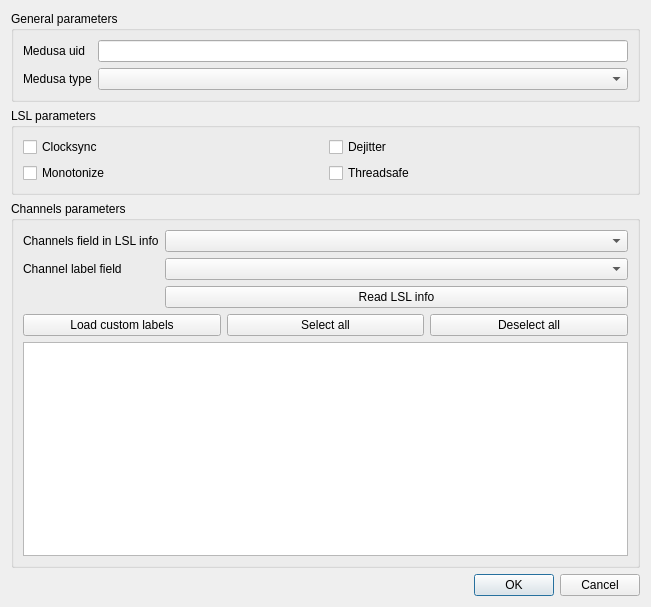
This is src/gui/ui_files/lsl_config_medusa_params_dialog.ui in medusabci/medusa-platform as Qt 5 draws it before an edit. The edited form follows.
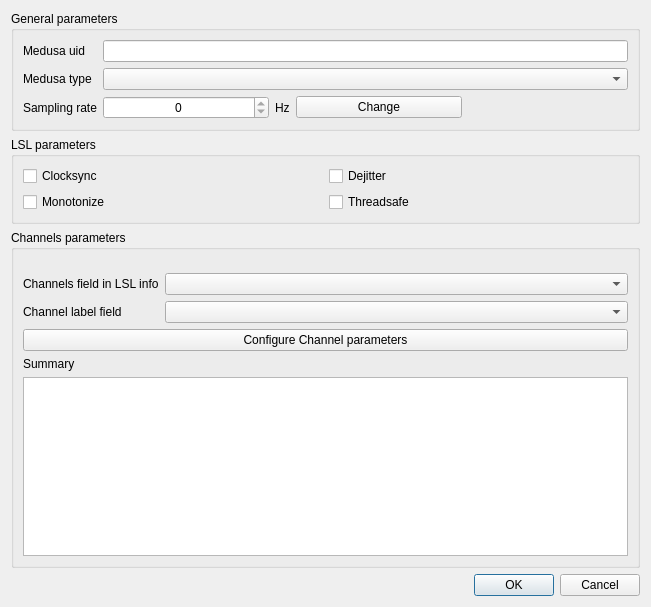
This is the edited form.

```diff
--- a/src/gui/ui_files/lsl_config_medusa_params_dialog.ui
+++ b/src/gui/ui_files/lsl_config_medusa_params_dialog.ui
@@ -46,6 +46,84 @@
       <item row="1" column="1">
        <widget class="QComboBox" name="comboBox_medusa_type"/>
       </item>
+      <item row="2" column="0">
+       <widget class="QLabel" name="label_4">
+        <property name="text">
+         <string>Sampling rate</string>
+        </property>
+       </widget>
+      </item>
+      <item row="2" column="1">
+       <layout class="QHBoxLayout" name="horizontalLayout">
+        <property name="topMargin">
+         <number>0</number>
+        </property>
+        <item>
+         <widget class="QSpinBox" name="spinBox_lsl_fs">
+          <property name="sizePolicy">
+           <sizepolicy hsizetype="Expanding" vsizetype="Fixed">
+            <horstretch>0</horstretch>
+            <verstretch>0</verstretch>
+           </sizepolicy>
+          </property>
+          <property name="minimumSize">
+           <size>
+            <width>0</width>
+            <height>0</height>
+           </size>
+          </property>
+          <property name="layoutDirection">
+           <enum>Qt::LayoutDirection::LeftToRight</enum>
+          </property>
+          <property name="alignment">
+           <set>Qt::AlignmentFlag::AlignCenter</set>
+          </property>
+          <property name="readOnly">
+           <bool>true</bool>
+          </property>
+          <property name="maximum">
+           <number>1000000000</number>
+          </property>
+         </widget>
+        </item>
+        <item>
+         <widget class="QLabel" name="label_5">
+          <property name="text">
+           <string>Hz</string>
+          </property>
+         </widget>
+        </item>
+        <item>
+         <widget class="QPushButton" name="pushButton_lsl_fs">
+          <property name="sizePolicy">
+           <sizepolicy hsizetype="Expanding" vsizetype="Fixed">
+            <horstretch>0</horstretch>
+            <verstretch>0</verstretch>
+           </sizepolicy>
+          </property>
+          <property name="text">
+           <string>Change</string>
+          </property>
+         </widget>
+        </item>
+        <item>
+         <spacer name="horizontalSpacer">
+          <property name="orientation">
+           <enum>Qt::Orientation::Horizontal</enum>
+          </property>
+          <property name="sizeType">
+           <enum>QSizePolicy::Policy::Expanding</enum>
+          </property>
+          <property name="sizeHint" stdset="0">
+           <size>
+            <width>40</width>
+            <height>20</height>
+           </size>
+          </property>
+         </spacer>
+        </item>
+       </layout>
+      </item>
      </layout>
     </widget>
    </item>
@@ -104,119 +182,60 @@
      </property>
      <layout class="QVBoxLayout" name="verticalLayout_2">
       <item>
-       <layout class="QFormLayout" name="formLayout">
-        <item row="0" column="0">
-         <widget class="QLabel" name="label_3">
-          <property name="toolTip">
-           <string>XML field that contains the channel information in the LSL stream_info object</string>
+       <layout class="QVBoxLayout" name="verticalLayout_6">
+        <item>
+         <layout class="QFormLayout" name="formLayout_3">
+          <property name="topMargin">
+           <number>14</number>
           </property>
-          <property name="text">
-           <string>Channels field in LSL info</string>
-          </property>
-         </widget>
+          <item row="0" column="0">
+           <widget class="QLabel" name="label_3">
+            <property name="text">
+             <string>Channels field in LSL info</string>
+            </property>
+           </widget>
+          </item>
+          <item row="0" column="1">
+           <widget class="QComboBox" name="comboBox_desc_channels_field"/>
+          </item>
+          <item row="1" column="1">
+           <widget class="QComboBox" name="comboBox_channel_label_field"/>
+          </item>
+          <item row="1" column="0">
+           <widget class="QLabel" name="label_channels_label_field">
+            <property name="toolTip">
+             <string>Name of the XML field insideeach channel that contains the labels of the channels</string>
+            </property>
+            <property name="text">
+             <string>Channel label field </string>
+            </property>
+           </widget>
+          </item>
+         </layout>
         </item>
-        <item row="0" column="1">
-         <widget class="QComboBox" name="comboBox_desc_channels_field"/>
-        </item>
-        <item row="1" column="0">
-         <widget class="QLabel" name="label_channels_label_field">
-          <property name="toolTip">
-           <string>Name of the XML field insideeach channel that contains the labels of the channels</string>
-          </property>
-          <property name="text">
-           <string>Channel label field </string>
-          </property>
-         </widget>
-        </item>
-        <item row="1" column="1">
-         <widget class="QComboBox" name="comboBox_channel_label_field"/>
-        </item>
-        <item row="2" column="1">
-         <widget class="QPushButton" name="pushButton_read_channels_info">
-          <property name="text">
-           <string>Read LSL info</string>
-          </property>
-         </widget>
-        </item>
-       </layout>
-      </item>
-      <item>
-       <layout class="QHBoxLayout" name="horizontalLayout">
         <item>
-         <widget class="QPushButton" name="pushButton_cha_load">
+         <widget class="QPushButton" name="pushButton_ch_config">
           <property name="text">
-           <string>Load custom labels</string>
+           <string>Configure Channel parameters</string>
           </property>
          </widget>
         </item>
         <item>
-         <widget class="QPushButton" name="pushButton_cha_select">
+         <widget class="QLabel" name="label_6">
           <property name="text">
-           <string>Select all</string>
+           <string>Summary</string>
           </property>
          </widget>
         </item>
         <item>
-         <widget class="QPushButton" name="pushButton_cha_diselect">
-          <property name="text">
-           <string>Deselect all</string>
+         <widget class="QTableView" name="tableView_ch_summary">
+          <property name="autoScrollMargin">
+           <number>16</number>
           </property>
          </widget>
         </item>
        </layout>
       </item>
-      <item>
-       <widget class="QTableWidget" name="tableWidget_channels">
-        <property name="sizePolicy">
-         <sizepolicy hsizetype="Expanding" vsizetype="Expanding">
-          <horstretch>0</horstretch>
-          <verstretch>0</verstretch>
-         </sizepolicy>
-        </property>
-        <property name="toolTip">
-         <string>Select the channels visible for MEDUSA</string>
-        </property>
-        <property name="rowCount">
-         <number>0</number>
-        </property>
-        <property name="columnCount">
-         <number>0</number>
-        </property>
-        <attribute name="horizontalHeaderVisible">
-         <bool>false</bool>
-        </attribute>
-        <attribute name="horizontalHeaderCascadingSectionResizes">
-         <bool>true</bool>
-        </attribute>
-        <attribute name="horizontalHeaderMinimumSectionSize">
-         <number>25</number>
-        </attribute>
-        <attribute name="horizontalHeaderDefaultSectionSize">
-         <number>50</number>
-        </attribute>
-        <attribute name="horizontalHeaderHighlightSections">
-         <bool>false</bool>
-        </attribute>
-        <attribute name="horizontalHeaderStretchLastSection">
-         <bool>true</bool>
-        </attribute>
-        <attribute name="verticalHeaderVisible">
-         <bool>false</bool>
-        </attribute>
-        <attribute name="verticalHeaderCascadingSectionResizes">
-         <bool>true</bool>
-        </attribute>
-        <attribute name="verticalHeaderMinimumSectionSize">
-         <number>30</number>
-        </attribute>
-        <attribute name="verticalHeaderHighlightSections">
-         <bool>false</bool>
-        </attribute>
-        <attribute name="verticalHeaderStretchLastSection">
-         <bool>false</bool>
-        </attribute>
-       </widget>
-      </item>
      </layout>
     </widget>
    </item>
```
Left out of the diff: 7 changed lines with no effect on the pictures.
